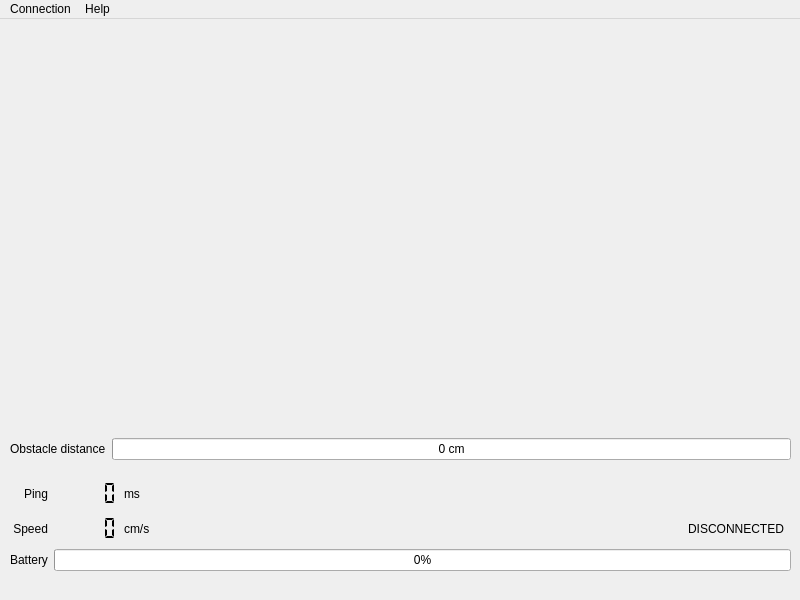
The window that mainwindow.ui (mbober1/RoboVision) describes before a commit, drawn with Qt 5.
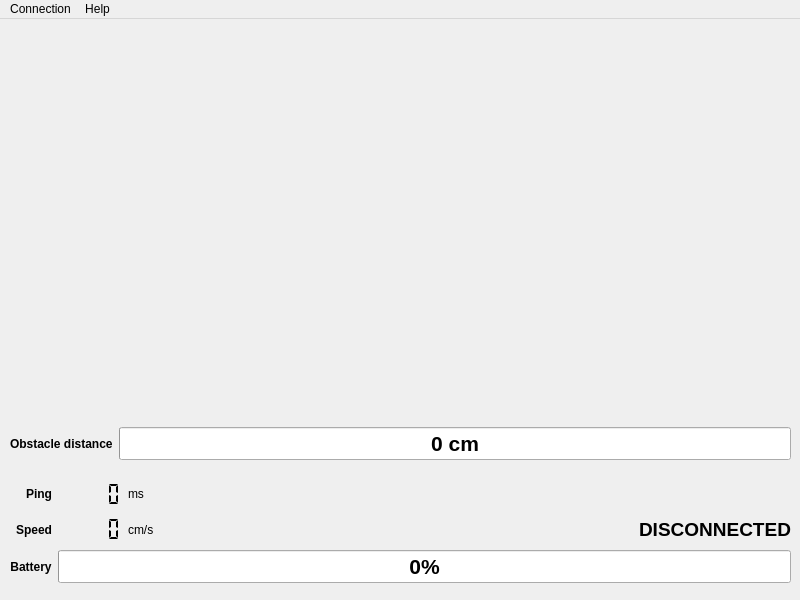
The same window after the commit. Icons and pictures are not drawn.

Diff of the .ui file:
```diff
--- a/mainwindow.ui
+++ b/mainwindow.ui
@@ -40,6 +40,12 @@
       <layout class="QHBoxLayout" name="ObstacleLayout">
        <item>
         <widget class="QLabel" name="distanceLabel">
+         <property name="font">
+          <font>
+           <weight>75</weight>
+           <bold>true</bold>
+          </font>
+         </property>
          <property name="text">
           <string>Obstacle distance</string>
          </property>
@@ -47,9 +53,19 @@
        </item>
        <item>
         <widget class="QProgressBar" name="progressBarObstacle">
+         <property name="font">
+          <font>
+           <pointsize>16</pointsize>
+           <weight>75</weight>
+           <bold>true</bold>
+          </font>
+         </property>
          <property name="value">
           <number>0</number>
          </property>
+         <property name="invertedAppearance">
+          <bool>false</bool>
+         </property>
          <property name="format">
           <string>%p cm</string>
          </property>
@@ -88,7 +104,7 @@
       <x>10</x>
       <y>460</y>
       <width>781</width>
-      <height>92</height>
+      <height>104</height>
      </rect>
     </property>
     <layout class="QGridLayout" name="gridLayout">
@@ -103,6 +119,12 @@
        </item>
        <item row="0" column="0">
         <widget class="QLCDNumber" name="lcdNumberPing">
+         <property name="font">
+          <font>
+           <weight>50</weight>
+           <bold>false</bold>
+          </font>
+         </property>
          <property name="frameShape">
           <enum>QFrame::NoFrame</enum>
          </property>
@@ -135,6 +157,13 @@
            <height>0</height>
           </size>
          </property>
+         <property name="font">
+          <font>
+           <pointsize>14</pointsize>
+           <weight>75</weight>
+           <bold>true</bold>
+          </font>
+         </property>
          <property name="layoutDirection">
           <enum>Qt::LeftToRight</enum>
          </property>
@@ -148,6 +177,12 @@
        </item>
        <item row="2" column="0">
         <widget class="QLCDNumber" name="lcdNumberSpeed">
+         <property name="font">
+          <font>
+           <weight>50</weight>
+           <bold>false</bold>
+          </font>
+         </property>
          <property name="frameShape">
           <enum>QFrame::NoFrame</enum>
          </property>
@@ -185,6 +220,12 @@
       <layout class="QVBoxLayout" name="verticalLayout">
        <item>
         <widget class="QLabel" name="pingLabel">
+         <property name="font">
+          <font>
+           <weight>75</weight>
+           <bold>true</bold>
+          </font>
+         </property>
          <property name="text">
           <string>Ping</string>
          </property>
@@ -195,6 +236,12 @@
        </item>
        <item>
         <widget class="QLabel" name="speedLabel">
+         <property name="font">
+          <font>
+           <weight>75</weight>
+           <bold>true</bold>
+          </font>
+         </property>
          <property name="text">
           <string>Speed</string>
          </property>
@@ -207,13 +254,29 @@
      </item>
      <item row="1" column="1">
       <widget class="QProgressBar" name="progressBarBattery">
+       <property name="font">
+        <font>
+         <pointsize>16</pointsize>
+         <weight>75</weight>
+         <bold>true</bold>
+        </font>
+       </property>
        <property name="value">
         <number>0</number>
        </property>
+       <property name="textVisible">
+        <bool>true</bool>
+       </property>
       </widget>
      </item>
      <item row="1" column="0">
       <widget class="QLabel" name="label_2">
+       <property name="font">
+        <font>
+         <weight>75</weight>
+         <bold>true</bold>
+        </font>
+       </property>
        <property name="layoutDirection">
         <enum>Qt::LeftToRight</enum>
        </property>
```
Left out of the diff: 4 changed lines with no effect on the pictures.
